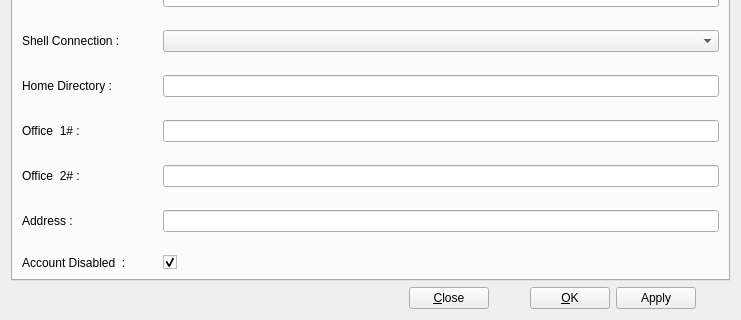
Old version of the form ui/UserProperties.ui in the repository xen0vas/UserManager; both pictures show x 0 to 741 and y 151 to 471 of the 741 by 471 pixel window.
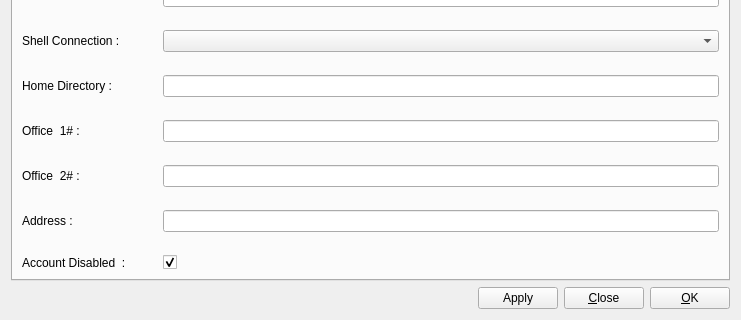
New version of the form. Icons and pictures are not drawn.

Commit message: some gui  button position changes

What changed in the file:
```diff
--- a/ui/UserProperties.ui
+++ b/ui/UserProperties.ui
@@ -900,41 +900,6 @@
        </property>
       </spacer>
      </item>
-     <item>
-      <widget class="QPushButton" name="closeBtn">
-       <property name="text">
-        <string>&amp;Close</string>
-       </property>
-       <property name="icon">
-        <iconset resource="../resources/images.qrc">
-         <normaloff>:/new/prefix1/images/cancel.png</normaloff>:/new/prefix1/images/cancel.png</iconset>
-       </property>
-      </widget>
-     </item>
-     <item>
-      <spacer name="horizontalSpacer_2">
-       <property name="orientation">
-        <enum>Qt::Horizontal</enum>
-       </property>
-       <property name="sizeHint" stdset="0">
-        <size>
-         <width>18</width>
-         <height>20</height>
-        </size>
-       </property>
-      </spacer>
-     </item>
-     <item>
-      <widget class="QPushButton" name="ok">
-       <property name="text">
-        <string>&amp;OK</string>
-       </property>
-       <property name="icon">
-        <iconset resource="../resources/images.qrc">
-         <normaloff>:/new/prefix1/images/ok.png</normaloff>:/new/prefix1/images/ok.png</iconset>
-       </property>
-      </widget>
-     </item>
      <item>
       <widget class="QPushButton" name="add">
        <property name="sizePolicy">
@@ -953,17 +918,26 @@
       </widget>
      </item>
      <item>
-      <spacer name="horizontalSpacer_3">
-       <property name="orientation">
-        <enum>Qt::Horizontal</enum>
+      <widget class="QPushButton" name="closeBtn">
+       <property name="text">
+        <string>&amp;Close</string>
        </property>
-       <property name="sizeHint" stdset="0">
-        <size>
-         <width>13</width>
-         <height>20</height>
-        </size>
+       <property name="icon">
+        <iconset resource="../resources/images.qrc">
+         <normaloff>:/new/prefix1/images/cancel.png</normaloff>:/new/prefix1/images/cancel.png</iconset>
        </property>
-      </spacer>
+      </widget>
+     </item>
+     <item>
+      <widget class="QPushButton" name="ok">
+       <property name="text">
+        <string>&amp;OK</string>
+       </property>
+       <property name="icon">
+        <iconset resource="../resources/images.qrc">
+         <normaloff>:/new/prefix1/images/ok.png</normaloff>:/new/prefix1/images/ok.png</iconset>
+       </property>
+      </widget>
      </item>
     </layout>
    </item>
```
The commit also changes 3 other files.
